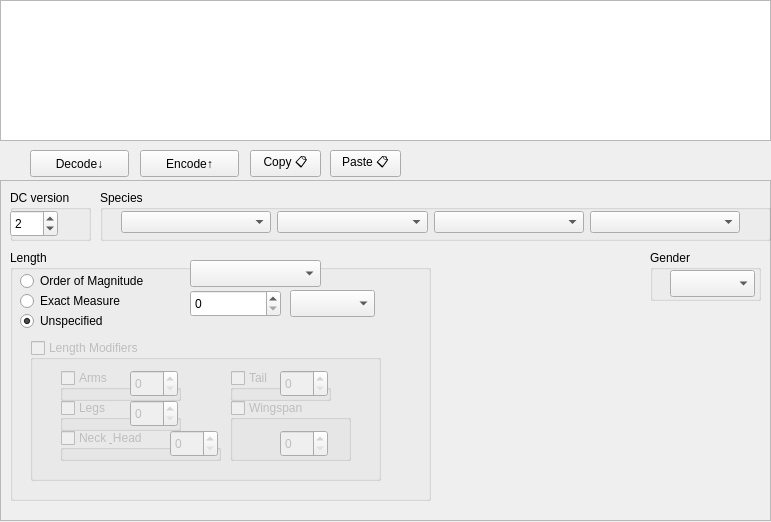
This is mainWindow.ui in TheOpenSourceNinja/PyDC as Qt 5 draws it before an edit. The edited form follows.
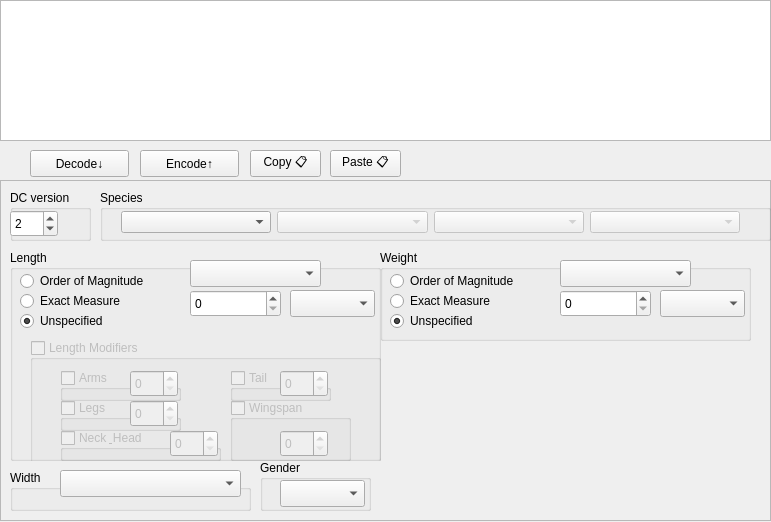
This is the edited form.

Commit message: Program now correctly encodes species, gender, length, width, and weight tags.

Diff of the .ui file:
```diff
--- a/mainWindow.ui
+++ b/mainWindow.ui
@@ -115,8 +115,8 @@
       <rect>
        <x>10</x>
        <y>70</y>
-       <width>421</width>
-       <height>251</height>
+       <width>371</width>
+       <height>211</height>
       </rect>
      </property>
      <property name="title">
@@ -408,6 +408,9 @@
        </item>
        <item>
         <widget class="QComboBox" name="subSpecies">
+         <property name="enabled">
+          <bool>false</bool>
+         </property>
          <property name="toolTip">
           <string>Subspecies</string>
          </property>
@@ -421,6 +424,9 @@
        </item>
        <item>
         <widget class="QComboBox" name="subSubSpecies">
+         <property name="enabled">
+          <bool>false</bool>
+         </property>
          <property name="toolTip">
           <string>SubSubSpecies</string>
          </property>
@@ -434,6 +440,9 @@
        </item>
        <item>
         <widget class="QComboBox" name="subSubSubSpecies">
+         <property name="enabled">
+          <bool>false</bool>
+         </property>
          <property name="toolTip">
           <string>SubSubSubSpecies</string>
          </property>
@@ -451,8 +460,8 @@
     <widget class="QGroupBox" name="groupBox_3">
      <property name="geometry">
       <rect>
-       <x>650</x>
-       <y>70</y>
+       <x>260</x>
+       <y>280</y>
        <width>111</width>
        <height>51</height>
       </rect>
@@ -515,6 +524,126 @@
       </property>
      </widget>
     </widget>
+    <widget class="QGroupBox" name="groupBox_5">
+     <property name="geometry">
+      <rect>
+       <x>10</x>
+       <y>290</y>
+       <width>241</width>
+       <height>41</height>
+      </rect>
+     </property>
+     <property name="title">
+      <string>Width</string>
+     </property>
+     <widget class="QComboBox" name="width">
+      <property name="geometry">
+       <rect>
+        <x>50</x>
+        <y>0</y>
+        <width>181</width>
+        <height>27</height>
+       </rect>
+      </property>
+     </widget>
+    </widget>
+    <widget class="QGroupBox" name="groupBox_6">
+     <property name="geometry">
+      <rect>
+       <x>380</x>
+       <y>70</y>
+       <width>371</width>
+       <height>91</height>
+      </rect>
+     </property>
+     <property name="title">
+      <string>Weight</string>
+     </property>
+     <widget class="QRadioButton" name="weightRadioOOM">
+      <property name="geometry">
+       <rect>
+        <x>10</x>
+        <y>20</y>
+        <width>171</width>
+        <height>22</height>
+       </rect>
+      </property>
+      <property name="text">
+       <string>Order of Magnitude</string>
+      </property>
+     </widget>
+     <widget class="QRadioButton" name="weightRadioExact">
+      <property name="geometry">
+       <rect>
+        <x>10</x>
+        <y>40</y>
+        <width>131</width>
+        <height>22</height>
+       </rect>
+      </property>
+      <property name="text">
+       <string>Exact Measure</string>
+      </property>
+     </widget>
+     <widget class="QRadioButton" name="weightRadioUnspecified">
+      <property name="geometry">
+       <rect>
+        <x>10</x>
+        <y>60</y>
+        <width>117</width>
+        <height>22</height>
+       </rect>
+      </property>
+      <property name="text">
+       <string>Unspecified</string>
+      </property>
+      <property name="checked">
+       <bool>true</bool>
+      </property>
+     </widget>
+     <widget class="QComboBox" name="weightMagnitude">
+      <property name="geometry">
+       <rect>
+        <x>180</x>
+        <y>10</y>
+        <width>131</width>
+        <height>27</height>
+       </rect>
+      </property>
+      <property name="toolTip">
+       <string>Weight (Order of Magnitude)</string>
+      </property>
+     </widget>
+     <widget class="QComboBox" name="weightUnits">
+      <property name="geometry">
+       <rect>
+        <x>280</x>
+        <y>40</y>
+        <width>85</width>
+        <height>27</height>
+       </rect>
+      </property>
+      <property name="toolTip">
+       <string>Weight Units</string>
+      </property>
+     </widget>
+     <widget class="QSpinBox" name="weight">
+      <property name="geometry">
+       <rect>
+        <x>180</x>
+        <y>40</y>
+        <width>91</width>
+        <height>27</height>
+       </rect>
+      </property>
+      <property name="toolTip">
+       <string>Weight (Exact Measure)</string>
+      </property>
+      <property name="correctionMode">
+       <enum>QAbstractSpinBox::CorrectToNearestValue</enum>
+      </property>
+     </widget>
+    </widget>
    </widget>
    <widget class="QPushButton" name="copyButton">
     <property name="geometry">
```
Left out of the diff: 9 changed lines with no effect on the pictures. The commit also changes 2 other files.
